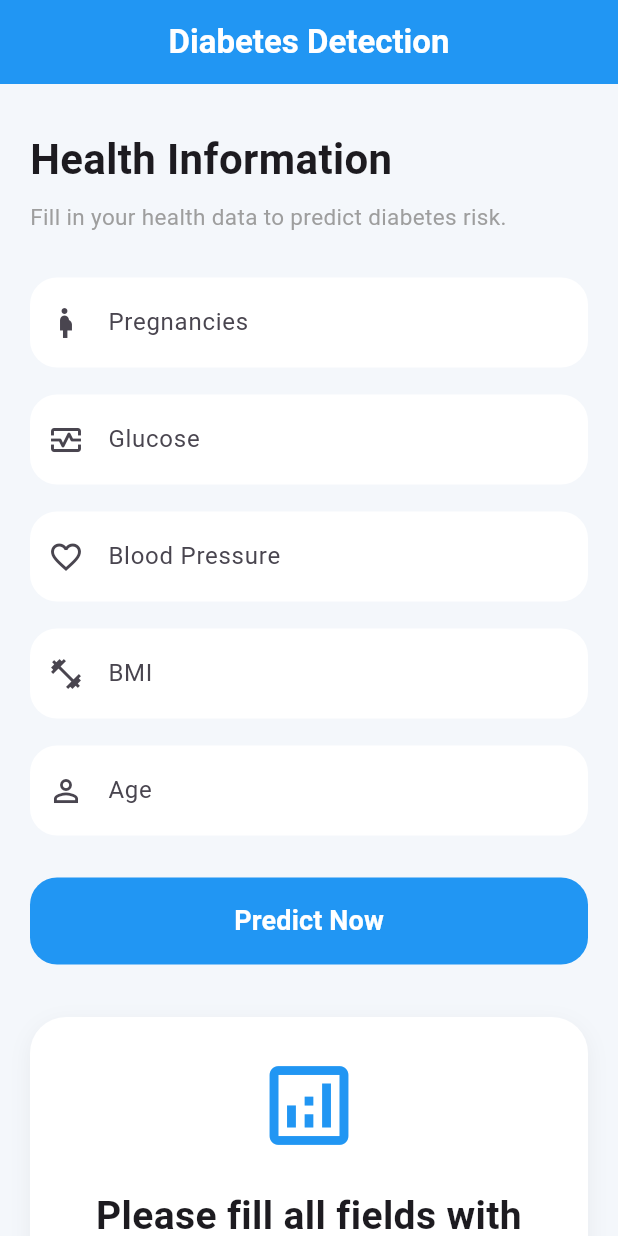
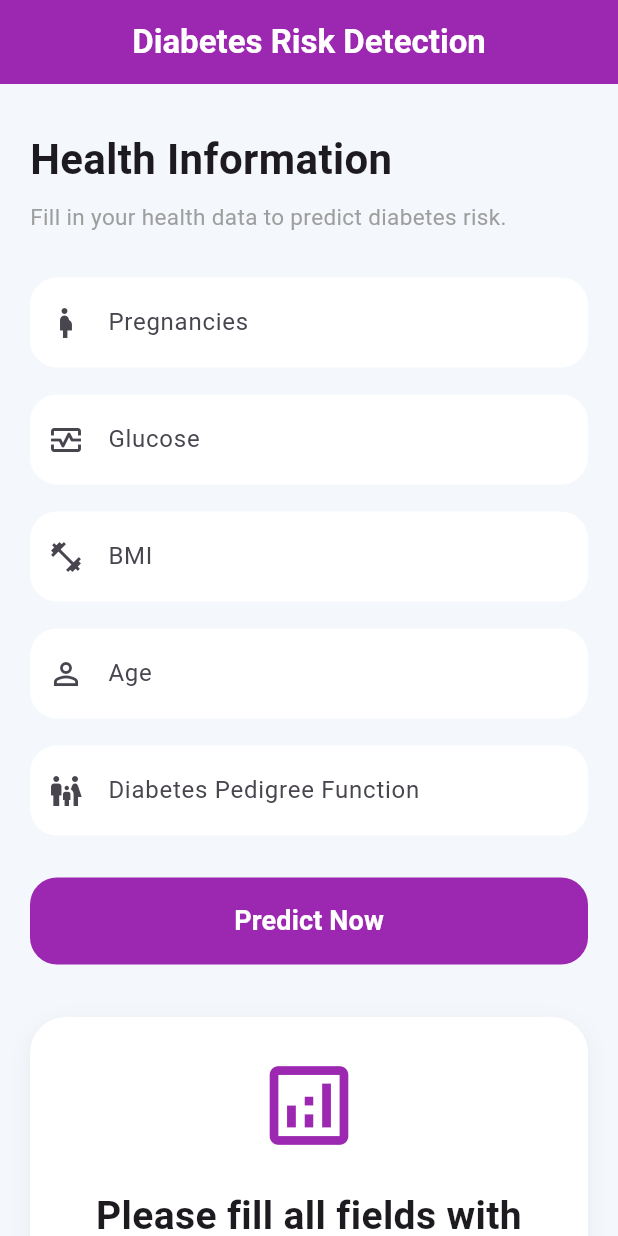
Before and after one commit to dinnayeongx/diabetes-app, a Flutter app: the screen it shows after launch, after a tap on "Predict Now", on a phone screen of 412 x 824 dp. Run offline on Flutter 3.47's test engine with Material 3 defaults, Android fonts, the light colour scheme and no system bars.

Commit message:
fix: fixing best model

```diff
--- a/frontend/lib/screens/home_screen.dart
+++ b/frontend/lib/screens/home_screen.dart
@@ -14,9 +14,12 @@ class HomeScreen extends StatefulWidget {
 class _HomeScreenState extends State<HomeScreen> {
   final pregnanciesController = TextEditingController();
   final glucoseController = TextEditingController();
-  final bloodPressureController = TextEditingController();
+  // final bloodPressureController = TextEditingController();
   final bmiController = TextEditingController();
   final ageController = TextEditingController();
+  // final skinThicknessController = TextEditingController();
+  // final insulinController = TextEditingController();
+  final diabetesPedigreeController = TextEditingController();
 
   String result = "";
   double probability = 0;
@@ -32,7 +35,7 @@ class _HomeScreenState extends State<HomeScreen> {
       return "http://10.0.2.2:8000";
     }
 
-    return "http://10.87.73.142:8000";
+    return "http://192.168.18.144:8000";
   }
 
   Widget buildInput({
@@ -68,15 +71,21 @@ class _HomeScreenState extends State<HomeScreen> {
   Future<void> predict() async {
     final pregnancies = parseInput(pregnanciesController);
     final glucose = parseInput(glucoseController);
-    final bloodPressure = parseInput(bloodPressureController);
+    // final bloodPressure = parseInput(bloodPressureController);
     final bmi = parseInput(bmiController);
     final age = parseInput(ageController);
+    // final skinThickness = parseInput(skinThicknessController);
+    // final insulin = parseInput(insulinController);
+    final diabetesPedigreeFunction = parseInput(diabetesPedigreeController);
 
     if (pregnancies == null ||
         glucose == null ||
-        bloodPressure == null ||
+        // bloodPressure == null ||
         bmi == null ||
-        age == null) {
+        age == null ||
+        // skinThickness == null ||
+        // insulin == null ||
+        diabetesPedigreeFunction == null) {
       setState(() {
         result = "Please fill all fields with valid numbers";
         probability = 0;
@@ -97,9 +106,12 @@ class _HomeScreenState extends State<HomeScreen> {
         body: jsonEncode({
           "Pregnancies": pregnancies,
           "Glucose": glucose,
-          "BloodPressure": bloodPressure,
+          // "BloodPressure": bloodPressure,
           "BMI": bmi,
           "Age": age,
+          // "SkinThickness": skinThickness,
+          // "Insulin": insulin,
+          "DiabetesPedigreeFunction": diabetesPedigreeFunction,
         }),
       );
 
@@ -133,9 +145,12 @@ class _HomeScreenState extends State<HomeScreen> {
   void dispose() {
     pregnanciesController.dispose();
     glucoseController.dispose();
-    bloodPressureController.dispose();
+    // bloodPressureController.dispose();
     bmiController.dispose();
     ageController.dispose();
+    // skinThicknessController.dispose();
+    // insulinController.dispose();
+    diabetesPedigreeController.dispose();
     super.dispose();
   }
 
@@ -145,10 +160,10 @@ class _HomeScreenState extends State<HomeScreen> {
       backgroundColor: const Color(0xFFF4F7FB),
       appBar: AppBar(
         elevation: 0,
-        backgroundColor: Colors.blue,
+        backgroundColor: Colors.purple,
         centerTitle: true,
         title: const Text(
-          "Diabetes Detection",
+          "Diabetes Risk Detection",
           style: TextStyle(color: Colors.white, fontWeight: FontWeight.bold),
         ),
       ),
@@ -178,11 +193,16 @@ class _HomeScreenState extends State<HomeScreen> {
               icon: Icons.monitor_heart_outlined,
               controller: glucoseController,
             ),
-            buildInput(
-              label: "Blood Pressure",
-              icon: Icons.favorite_border,
-              controller: bloodPressureController,
-            ),
+            // buildInput(
+            //   label: "Blood Pressure",
+            //   icon: Icons.favorite_border,
+            //   controller: bloodPressureController,
+            // ),
+            // buildInput(
+            //   label: "Skin Thickness",
+            //   icon: Icons.opacity_outlined,
+            //   controller: skinThicknessController,
+            // ),
             buildInput(
               label: "BMI",
               icon: Icons.fitness_center_outlined,
@@ -193,6 +213,16 @@ class _HomeScreenState extends State<HomeScreen> {
               icon: Icons.person_outline,
               controller: ageController,
             ),
+            // buildInput(
+            //   label: "Insulin",
+            //   icon: Icons.invert_colors_outlined,
+            //   controller: insulinController,
+            // ),
+            buildInput(
+              label: "Diabetes Pedigree Function",
+              icon: Icons.family_restroom_outlined,
+              controller: diabetesPedigreeController,
+            ),
             const SizedBox(height: 10),
             SizedBox(
               width: double.infinity,
@@ -200,7 +230,7 @@ class _HomeScreenState extends State<HomeScreen> {
               child: ElevatedButton(
                 onPressed: isLoading ? null : predict,
                 style: ElevatedButton.styleFrom(
-                  backgroundColor: Colors.blue,
+                  backgroundColor: Colors.purple,
                   elevation: 0,
                   shape: RoundedRectangleBorder(
                     borderRadius: BorderRadius.circular(18),
@@ -246,7 +276,7 @@ class _HomeScreenState extends State<HomeScreen> {
                     const Icon(
                       Icons.analytics_outlined,
                       size: 70,
-                      color: Colors.blue,
+                      color: Colors.purple,
                     ),
                     const SizedBox(height: 20),
                     Text(
```
Also changed, not shown: 8 other files.
